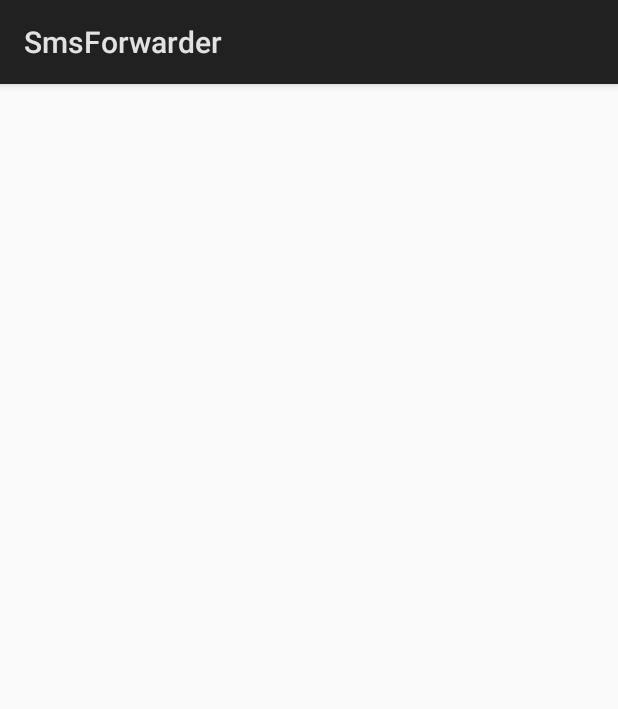
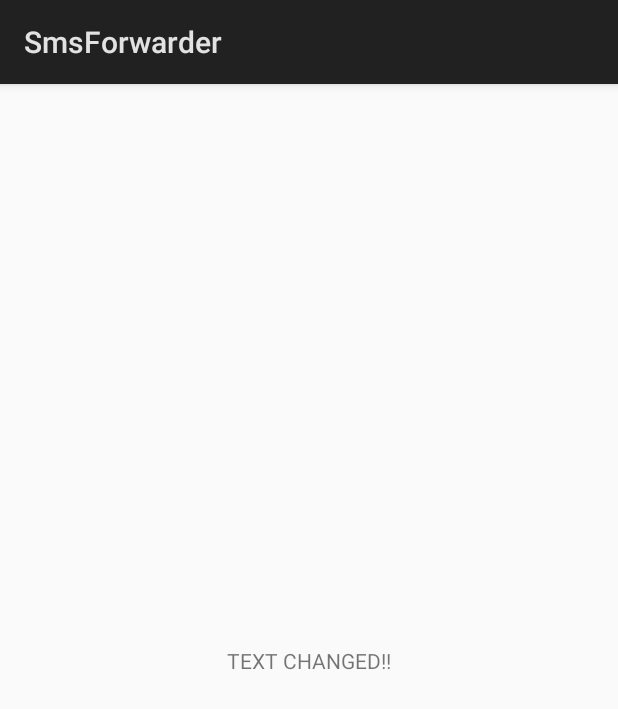
Before and after one commit to pablotp/sms_forwarder, an Android app: the screen it shows after launch (MainActivity), on a phone screen of 412 x 824 dp. Shown: the top 709 px of the screen. Run offline under Robolectric (Android 15) with nearby library versions, the light colour scheme and no system bars.

Commit message:
Set the text in the right call

```diff
--- a/app/src/main/java/com/pablotorregrosapaez/smsforwarder/MainActivity.java
+++ b/app/src/main/java/com/pablotorregrosapaez/smsforwarder/MainActivity.java
@@ -21,19 +21,21 @@ public class MainActivity extends Activity {
         super.onCreate(savedInstanceState);
 
         askForPermissions();
-        displayDbContent();
-
         setContentView(R.layout.activity_main);
     }
 
+    @Override
+    protected void onResume() {
+        super.onResume();
+
+        displayDbContent();
+    }
+
     private void displayDbContent() {
-        final View content = View.inflate(this,
-                R.layout.activity_main, null);
-
-        TextView textField = content.findViewById(R.id.text_field);
-        textField.setText("TEXT CHANGED!!");
-
-        content.refreshDrawableState();
+        TextView textField = findViewById(R.id.main_text_field);
+        if (textField != null) {
+            textField.setText("TEXT CHANGED!!");
+        }
     }
 
     private void askForPermissions() {
--- a/app/src/main/res/layout/activity_main.xml
+++ b/app/src/main/res/layout/activity_main.xml
@@ -7,7 +7,7 @@
     tools:context=".MainActivity">
 
     <TextView
-        android:id="@+id/text_field"
+        android:id="@+id/main_text_field"
         android:layout_width="wrap_content"
         android:layout_height="wrap_content"
         app:layout_constraintBottom_toBottomOf="parent"
```
